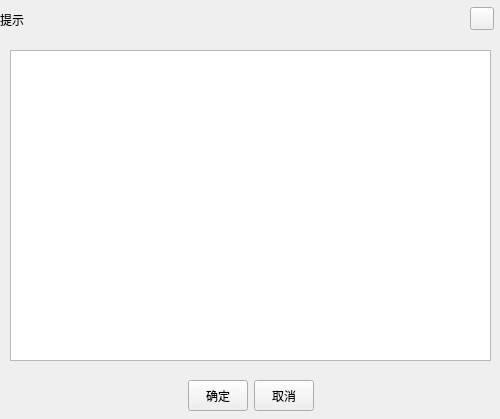
Above: ChainIDE/popwidget/commondialog.ui from HcashOrg/HX-IDE before the change. Below: the same form after it.
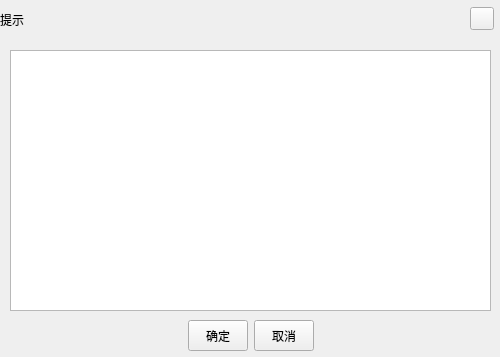
That is the form after the change.

```diff
--- a/ChainIDE/popwidget/commondialog.ui
+++ b/ChainIDE/popwidget/commondialog.ui
@@ -7,7 +7,7 @@
     <x>0</x>
     <y>0</y>
     <width>500</width>
-    <height>419</height>
+    <height>357</height>
    </rect>
   </property>
   <property name="windowTitle">
@@ -48,7 +48,7 @@
      <x>10</x>
      <y>50</y>
      <width>481</width>
-     <height>311</height>
+     <height>261</height>
     </rect>
    </property>
   </widget>
@@ -56,7 +56,7 @@
    <property name="geometry">
     <rect>
      <x>0</x>
-     <y>380</y>
+     <y>320</y>
      <width>501</width>
      <height>31</height>
     </rect>
```
